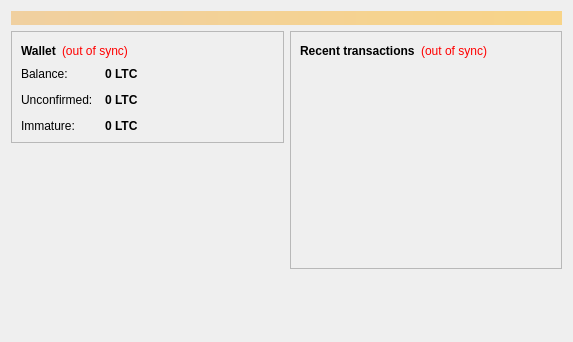
First picture: the form in src/qt/forms/overviewpage.ui, repository TrihardCoin/TrihardCoin, before the edit.
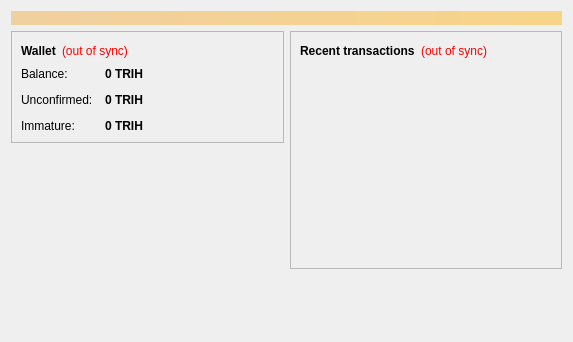
Second picture: the form after the edit.

Patch:
```diff
--- a/src/qt/forms/overviewpage.ui
+++ b/src/qt/forms/overviewpage.ui
@@ -122,7 +122,7 @@
                <string>Your current balance</string>
               </property>
               <property name="text">
-               <string notr="true">0 LTC</string>
+               <string notr="true">0 TRIH</string>
               </property>
               <property name="textInteractionFlags">
                <set>Qt::LinksAccessibleByMouse|Qt::TextSelectableByKeyboard|Qt::TextSelectableByMouse</set>
@@ -151,7 +151,7 @@
                <string>Total of transactions that have yet to be confirmed, and do not yet count toward the current balance</string>
               </property>
               <property name="text">
-               <string notr="true">0 LTC</string>
+               <string notr="true">0 TRIH</string>
               </property>
               <property name="textInteractionFlags">
                <set>Qt::LinksAccessibleByMouse|Qt::TextSelectableByKeyboard|Qt::TextSelectableByMouse</set>
@@ -177,7 +177,7 @@
                <string>Mined balance that has not yet matured</string>
               </property>
               <property name="text">
-               <string notr="true">0 LTC</string>
+               <string notr="true">0 TRIH</string>
               </property>
               <property name="textInteractionFlags">
                <set>Qt::LinksAccessibleByMouse|Qt::TextSelectableByKeyboard|Qt::TextSelectableByMouse</set>
```
Left out of the diff: 4 changed lines with no effect on the pictures.
